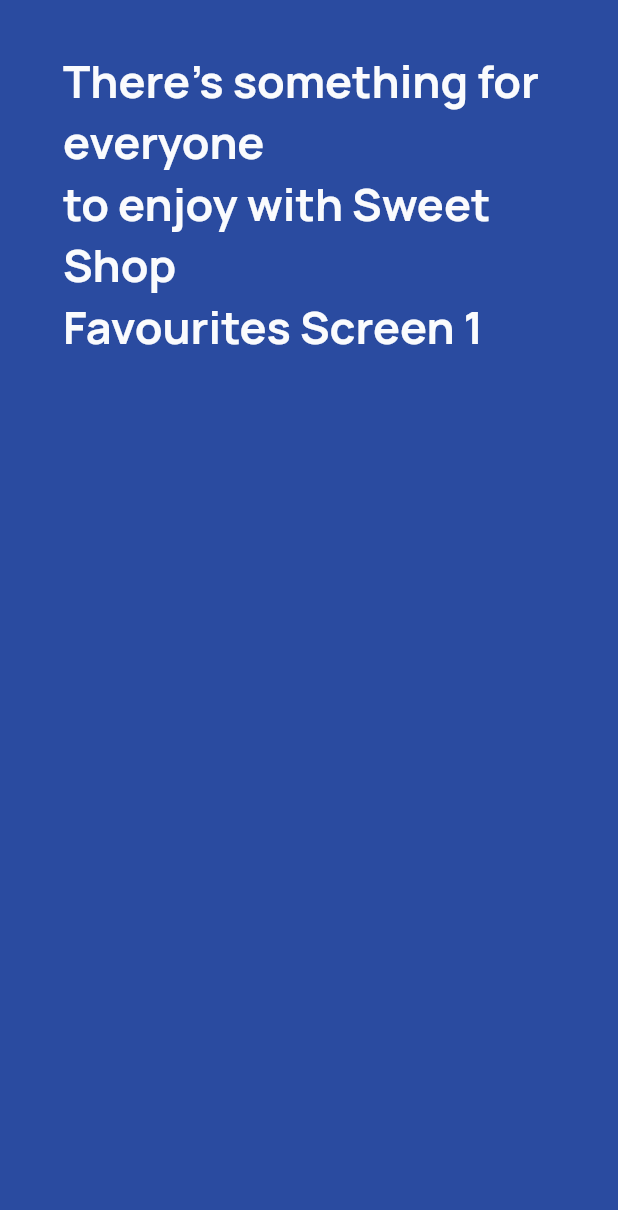
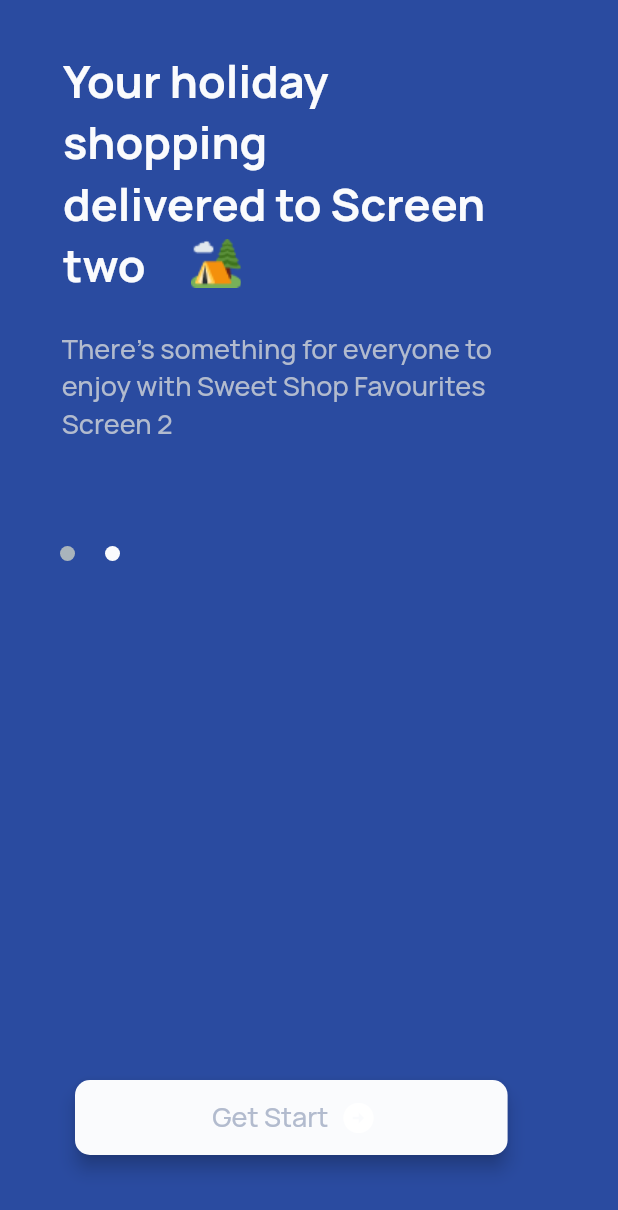
Before and after one commit to MuhammadNabeel28/E-Commerce, a Flutter app: the screen it shows after launch, swiped to page 2, on a phone screen of 412 x 824 dp. Shown: the top 1210 px of the screen. Run offline on Flutter 3.47's test engine with Material 2 defaults, Android fonts, the phone set to English and light mode, and no system bars.

Commit message:
some changes

```diff
--- a/lib/constants/appstext.dart
+++ b/lib/constants/appstext.dart
@@ -3,4 +3,8 @@ class AppsText {
       "Your holiday \nshopping \ndelivered to Screen \none";
   static const String tagline2 =
       "There's something for everyone \nto enjoy with Sweet Shop \nFavourites Screen 1";
+  static const String tagline3 =
+      "There's something for everyone to enjoy with Sweet Shop Favourites Screen 2";
+  static const String tagline4 =
+      "Your holiday \nshopping \ndelivered to Screen  \ntwo";
 }
--- a/lib/utils/appsimages.dart
+++ b/lib/utils/appsimages.dart
@@ -1,7 +1,7 @@
 class AppsImages {
-  // ignore: constant_identifier_names
-  static const String Smallhome = 'assets/appassets/Emoji.png';
+  static const String smallhome = 'assets/appassets/Emoji.png';
   static const String getstartimage = 'assets/appassets/3297746_16544.jpg';
   static const String slidesmall = 'assets/appassets/Line3.png';
   static const String slidebig = 'assets/appassets/Line1.png';
+  static const String arrow = 'assets/appassets/Arrow 4.png';
 }
--- a/lib/view/home/getstart.dart
+++ b/lib/view/home/getstart.dart
@@ -1,9 +1,9 @@
 import 'package:flutter/material.dart';
 import 'package:flutter_ecommerce/constants/apps_color.dart';
-import 'package:flutter_ecommerce/constants/appstext.dart';
 import 'package:flutter_ecommerce/utils/appsimages.dart';
 import 'package:flutter_ecommerce/view/home/page1.dart';
 import 'package:flutter_ecommerce/view/home/page2.dart';
+import 'package:flutter_ecommerce/widgest/custombutton.dart';
 
 class GetStart extends StatefulWidget {
   const GetStart({super.key});
@@ -42,115 +42,53 @@ class _GetStartState extends State<GetStart> {
               return _pages[index % _pages.length];
             },
           ),
-          // Container(
-          //   padding: const EdgeInsets.only(
-          //     top: 33,
-          //     left: 42,
-          //     right: 42,
-          //   ),
-          //   child: const Text(
-          //     AppsText.tagline,
-          //     style: TextStyle(
-          //       fontFamily: 'Manrope',
-          //       fontSize: 30,
-          //       fontWeight: FontWeight.w700,
-          //       color: AppsColors.white,
-          //     ),
-          //   ),
-          // ),
-          // Row(
-          //   mainAxisAlignment: MainAxisAlignment.center,
-          //   mainAxisSize: MainAxisSize.min,
-          //   children: [
-          //     Padding(
-          //       padding: EdgeInsets.only(
-          //         top: MediaQuery.of(context).size.height * 0.43,
-          //         left: 130,
-          //       ),
-          //     ),
-          //     Container(
-          //       decoration: const BoxDecoration(
-          //         image: DecorationImage(
-          //           image: AssetImage(
-          //             AppsImages.Smallhome,
-          //           ),
-          //           fit: BoxFit.cover,
-          //         ),
-          //       ),
-          //       height: 33.55,
-          //       width: 33,
-          //     ),
-          //   ],
-          // ),
-          // const SizedBox(
-          //   height: 10,
-          // ),
-          // Row(
-          //   mainAxisAlignment: MainAxisAlignment.start,
-          //   children: [
-          //     Padding(
-          //       padding: EdgeInsets.only(
-          //         top: MediaQuery.of(context).size.height * 0.61,
-          //       ),
-          //     ),
-          //     Container(
-          //       padding: const EdgeInsets.only(
-          //         left: 42,
-          //       ),
-          //       child: const Text(
-          //         AppsText.tagline2,
-          //         style: TextStyle(
-          //           fontFamily: 'Manrope',
-          //           fontSize: 18,
-          //           fontWeight: FontWeight.w500,
-          //           color: AppsColors.grey,
-          //         ),
-          //       ),
-          //     ),
-          //   ],
-          // ),
-          // const SizedBox(
-          //   height: 5,
-          // ),
-          // // Row(
-          // //   children: [
-          // //     Container(),
-          // //   ],
-          // // ),
-          // // const SizedBox(
-          // //   height: 5,
-          // // ),
-          // Row(
-          //   mainAxisAlignment: MainAxisAlignment.spaceEvenly,
-          //   mainAxisSize: MainAxisSize.min,
-          //   children: [
-          //     Column(
-          //       mainAxisAlignment: MainAxisAlignment.center,
-          //       //crossAxisAlignment: CrossAxisAlignment.center,
-          //       mainAxisSize: MainAxisSize.max,
-          //       children: [
-          //         Padding(
-          //           padding: EdgeInsets.only(
-          //             left: MediaQuery.of(context).size.width * 0.95,
-          //             top: 370,
-          //           ),
-          //         ),
-          //         Container(
-          //           decoration: const BoxDecoration(
-          //             image: DecorationImage(
-          //               image: AssetImage(
-          //                 AppsImages.getstartimage,
-          //               ),
-          //               fit: BoxFit.cover,
-          //             ),
-          //           ),
-          //           height: 200,
-          //           width: 250,
-          //         ),
-          //       ],
-          //     ),
-          //   ],
-          // )
+          Positioned(
+            bottom: 450,
+            left: 30,
+            child: Row(
+              mainAxisAlignment: MainAxisAlignment.start,
+              children: List<Widget>.generate(
+                _pages.length,
+                (index) => Padding(
+                  padding: const EdgeInsets.symmetric(
+                    horizontal: 10,
+                  ),
+                  child: InkWell(
+                    radius: 30,
+                    focusColor: AppsColors.white,
+                    onTap: () {
+                      _pagecontroller.animateToPage(
+                        index,
+                        duration: const Duration(milliseconds: 300),
+                        curve: Curves.easeIn,
+                      );
+                    },
+                    child: CircleAvatar(
+                      radius: 5,
+                      backgroundColor: active == index
+                          ? AppsColors.white
+                          : AppsColors.black45,
+                    ),
+                  ),
+                ),
+              ),
+            ),
+          ),
+          const Positioned(
+            top: 720,
+            left: 50,
+            child: Row(
+              children: [
+                CustomButton(
+                  width: 0.7,
+                  height: 50,
+                  buttonText: 'Get Start',
+                  backgroundColor: AppsColors.white,
+                  icon: Icons.arrow_circle_right,
+                ),
+              ],
+            ),
+          )
         ],
       ),
     );
--- a/lib/view/home/page1.dart
+++ b/lib/view/home/page1.dart
@@ -46,7 +46,7 @@ class Page1 extends StatelessWidget {
                     decoration: const BoxDecoration(
                       image: DecorationImage(
                         image: AssetImage(
-                          AppsImages.Smallhome,
+                          AppsImages.smallhome,
                         ),
                         fit: BoxFit.cover,
                       ),
@@ -72,11 +72,10 @@ class Page1 extends StatelessWidget {
                   top: 540,
                 ),
               ),
-              Container(
+              const SizedBox(
                 height: 100,
-                width: 500,
-                color: Colors.amber,
-                child: const Text(
+                width: 300,
+                child: Text(
                   AppsText.tagline2,
                   style: TextStyle(
                     fontFamily: 'Manrope',
@@ -87,7 +86,24 @@ class Page1 extends StatelessWidget {
                 ),
               ),
             ],
-          )
+          ),
+          // Row(
+          //   //mainAxisAlignment: MainAxisAlignment.end,
+          //   crossAxisAlignment: CrossAxisAlignment.end,
+          //   mainAxisSize: MainAxisSize.min,
+          //   children: [
+          //     Container(
+          //       decoration: const BoxDecoration(
+          //         image: DecorationImage(
+          //           image: AssetImage(
+          //             AppsImages.slidesmall,
+          //           ),
+          //           fit: BoxFit.cover,
+          //         ),
+          //       ),
+          //     ),
+          //   ],
+          // ),
         ],
       ),
     );
--- a/lib/view/home/page2.dart
+++ b/lib/view/home/page2.dart
@@ -1,13 +1,15 @@
 import 'package:flutter/material.dart';
 import 'package:flutter_ecommerce/constants/apps_color.dart';
 import 'package:flutter_ecommerce/constants/appstext.dart';
+import 'package:flutter_ecommerce/utils/appsimages.dart';
 
 class Page2 extends StatelessWidget {
   const Page2({Key? key}) : super(key: key);
 
   @override
   Widget build(BuildContext context) {
-    return Stack(
+    return SafeArea(
+      child: Stack(
         children: [
           Container(
             padding: const EdgeInsets.only(
@@ -16,7 +18,7 @@ class Page2 extends StatelessWidget {
               right: 42,
             ),
             child: const Text(
-            AppsText.tagline2,
+              AppsText.tagline4,
               style: TextStyle(
                 fontFamily: 'Manrope',
                 fontSize: 30,
@@ -25,7 +27,66 @@ class Page2 extends StatelessWidget {
               ),
             ),
           ),
+          Row(
+            mainAxisAlignment: MainAxisAlignment.spaceEvenly,
+            mainAxisSize: MainAxisSize.min,
+            children: [
+              Column(
+                crossAxisAlignment: CrossAxisAlignment.center,
+                mainAxisSize: MainAxisSize.min,
+                children: [
+                  Padding(
+                    padding: EdgeInsets.only(
+                      left: MediaQuery.of(context).size.width * 0.70,
+                      top: 159,
+                    ),
+                  ),
+                  Container(
+                    decoration: const BoxDecoration(
+                      image: DecorationImage(
+                        image: AssetImage(
+                          AppsImages.smallhome,
+                        ),
+                        fit: BoxFit.cover,
+                      ),
+                    ),
+                    height: 33,
+                    width: 33.55,
+                  ),
                 ],
+              ),
+            ],
+          ),
+          const SizedBox(
+            height: 10,
+          ),
+          Row(
+            mainAxisAlignment: MainAxisAlignment.start,
+            mainAxisSize: MainAxisSize.min,
+            children: [
+              Padding(
+                padding: EdgeInsets.only(
+                  left: MediaQuery.of(context).size.width * 0.1,
+                  top: 540,
+                ),
+              ),
+              const SizedBox(
+                height: 100,
+                width: 300,
+                child: Text(
+                  AppsText.tagline3,
+                  style: TextStyle(
+                    fontFamily: 'Manrope',
+                    fontSize: 18,
+                    fontWeight: FontWeight.w500,
+                    color: AppsColors.grey,
+                  ),
+                ),
+              ),
+            ],
+          ),
+        ],
+      ),
     );
   }
 }
--- a/lib/widgest/custombutton.dart
+++ b/lib/widgest/custombutton.dart
@@ -1,4 +1,5 @@
 import 'package:flutter/material.dart';
+import 'package:flutter_ecommerce/constants/apps_color.dart';
 
 class CustomButton extends StatelessWidget {
   final double width;
@@ -32,10 +33,16 @@ class CustomButton extends StatelessWidget {
               borderRadius: BorderRadius.circular(10),
             ),
           ),
-          label: Text(buttonText),
-          icon: Icon(
-            icon,
+          label: Text(
+            buttonText,
+            style: TextStyle(
+              fontFamily: 'Manrope',
+              fontSize: 18,
+              fontWeight: FontWeight.w500,
+              color: AppsColors.grey,
+            ),
           ),
+          icon: Icon(icon),
         ),
       ),
     );
```
Also changed, not shown: assets/appassets/Arrow 4.png (added). Lines whose indentation alone changed are shown as unchanged.
